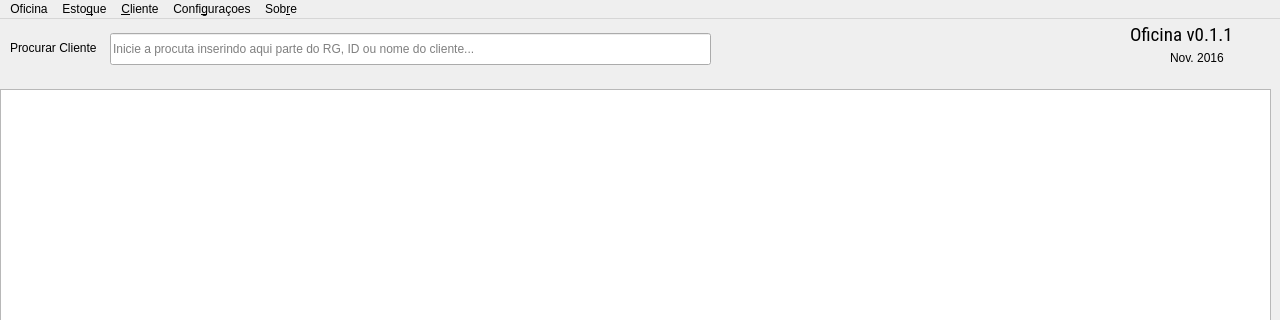
The window that Main_Window.ui (bedi1982/Oficina) describes before a commit, drawn with Qt 5; both pictures show x 0 to 1280 and y 0 to 320 of the 1280 by 768 pixel window.
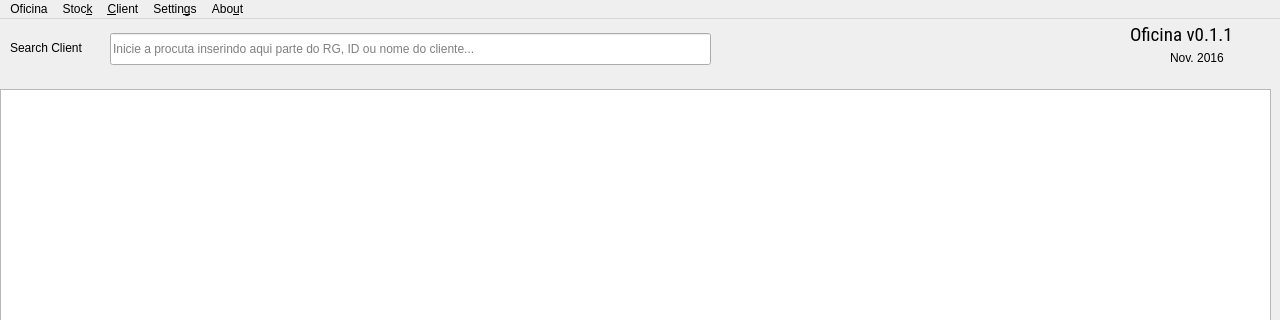
The same window after the commit.

What changed in the file:
```diff
--- a/Main_Window.ui
+++ b/Main_Window.ui
@@ -144,7 +144,7 @@
      </rect>
     </property>
     <property name="text">
-     <string>Procurar Cliente</string>
+     <string>Search Client</string>
     </property>
    </widget>
    <widget class="QLineEdit" name="line_RGouCPFouNome">
@@ -219,27 +219,27 @@
    </widget>
    <widget class="QMenu" name="menuCadastrois">
     <property name="title">
-     <string>Esto&amp;que</string>
+     <string>Stoc&amp;k</string>
     </property>
     <addaction name="actionAddPeca"/>
     <addaction name="actionEstoque"/>
    </widget>
    <widget class="QMenu" name="menuSobre">
     <property name="title">
-     <string>Sob&amp;re</string>
+     <string>Abo&amp;ut</string>
     </property>
     <addaction name="actionSobreOficina"/>
     <addaction name="actionManual_do_usu_rio"/>
    </widget>
    <widget class="QMenu" name="menuCliente">
     <property name="title">
-     <string>&amp;Cliente</string>
+     <string>&amp;Client</string>
     </property>
     <addaction name="actionAddCliente"/>
    </widget>
    <widget class="QMenu" name="menuRoot">
     <property name="title">
-     <string>Confi&amp;guraçoes</string>
+     <string>Settin&amp;gs</string>
     </property>
     <addaction name="actionAlterar_Custo_da_Hora"/>
    </widget>
```
Left out of the diff: 93 changed lines with no effect on the pictures.
